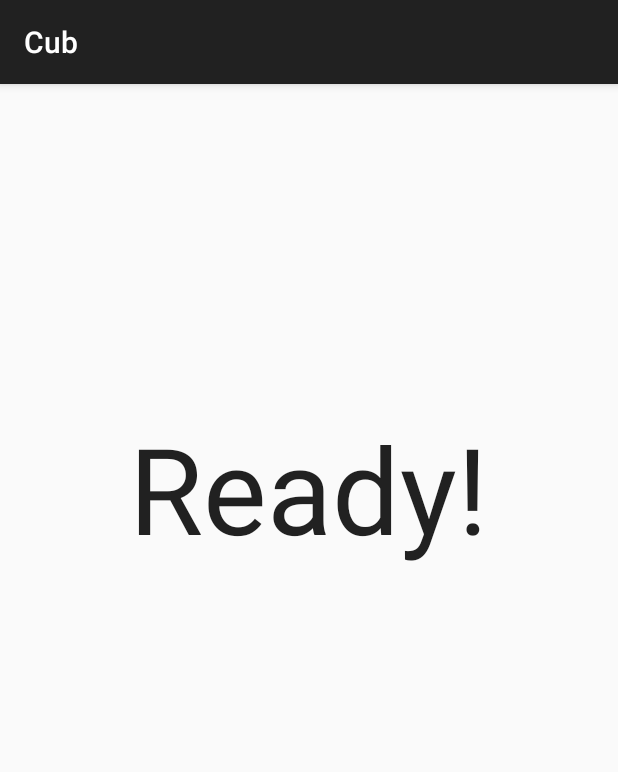
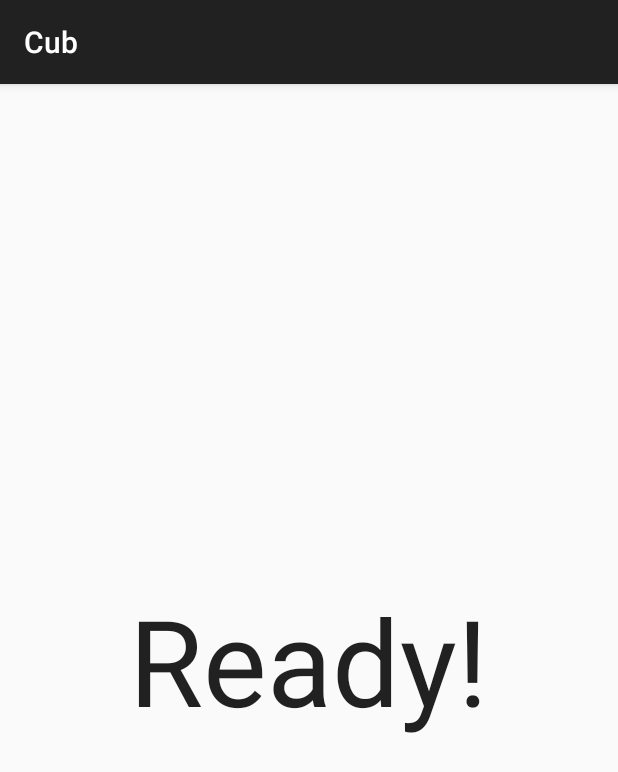
Before and after one commit to limabeans/cub, an Android app: the screen it shows after launch (MainActivity), on a phone screen of 412 x 824 dp. Shown: the top 772 px of the screen. Run offline under Robolectric (Android 15) with nearby library versions, the phone set to English and light mode, and no system bars.

```diff
--- a/app/src/main/res/layout/activity_main.xml
+++ b/app/src/main/res/layout/activity_main.xml
@@ -10,10 +10,10 @@
         android:layout_width="wrap_content"
         android:layout_height="wrap_content"
         android:textAppearance="?android:attr/textAppearanceLarge"
+        android:textSize="80sp"
         android:text="Ready!"
-        android:textSize="80sp"
         android:id="@+id/currentTime"
-        android:layout_alignParentTop="true"
-        android:layout_centerHorizontal="true"
-        android:layout_marginTop="200dp" />
+        android:layout_centerVertical="true"
+        android:layout_centerHorizontal="true" />
+
 </RelativeLayout>
```
Also changed, not shown: app/src/main/java/com/angelllim/cube/cub/MainActivity.java (+23 -2 lines).
